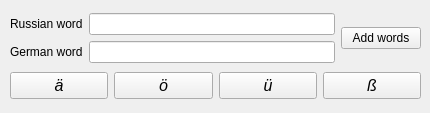
Old version of the form addwordswindow.ui in the repository lelika1/disturber.
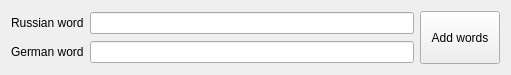
New version of the form. Custom widgets are drawn as their Qt base class.

Commit message: Used SuperEdit for fields with german words. Minor UI tweaks.

The edit to the form file:
```diff
--- a/addwordswindow.ui
+++ b/addwordswindow.ui
@@ -9,8 +9,8 @@
    <rect>
     <x>0</x>
     <y>0</y>
-    <width>430</width>
-    <height>113</height>
+    <width>511</width>
+    <height>75</height>
    </rect>
   </property>
   <property name="sizePolicy">
@@ -19,22 +19,25 @@
     <verstretch>0</verstretch>
    </sizepolicy>
   </property>
+  <property name="minimumSize">
+   <size>
+    <width>0</width>
+    <height>75</height>
+   </size>
+  </property>
+  <property name="maximumSize">
+   <size>
+    <width>16777215</width>
+    <height>75</height>
+   </size>
+  </property>
   <property name="windowTitle">
    <string>Enter new words</string>
   </property>
-  <widget class="QWidget" name="layoutWidget">
-   <property name="geometry">
-    <rect>
-     <x>10</x>
-     <y>10</y>
-     <width>411</width>
-     <height>93</height>
-    </rect>
-   </property>
-   <layout class="QVBoxLayout" name="verticalLayout">
-    <item>
      <layout class="QHBoxLayout" name="horizontalLayout_2">
       <item>
+    <layout class="QHBoxLayout" name="horizontalLayout">
+     <item>
        <layout class="QGridLayout" name="gridLayout">
         <item row="0" column="0">
          <widget class="QLabel" name="label">
@@ -60,6 +63,18 @@
       </item>
       <item>
        <widget class="QPushButton" name="addButton">
+       <property name="sizePolicy">
+        <sizepolicy hsizetype="Minimum" vsizetype="Expanding">
+         <horstretch>0</horstretch>
+         <verstretch>0</verstretch>
+        </sizepolicy>
+       </property>
+       <property name="minimumSize">
+        <size>
+         <width>0</width>
+         <height>20</height>
+        </size>
+       </property>
         <property name="text">
          <string>Add words</string>
         </property>
@@ -67,65 +82,15 @@
       </item>
      </layout>
     </item>
-    <item>
-     <layout class="QHBoxLayout" name="horizontalLayout">
-      <item>
-       <widget class="QPushButton" name="printAeButton">
-        <property name="font">
-         <font>
-          <pointsize>12</pointsize>
-          <italic>true</italic>
-         </font>
-        </property>
-        <property name="text">
-         <string>ä</string>
-        </property>
-       </widget>
-      </item>
-      <item>
-       <widget class="QPushButton" name="printOeButton">
-        <property name="font">
-         <font>
-          <pointsize>12</pointsize>
-          <italic>true</italic>
-         </font>
-        </property>
-        <property name="text">
-         <string>ö</string>
-        </property>
-       </widget>
-      </item>
-      <item>
-       <widget class="QPushButton" name="printUeButton">
-        <property name="font">
-         <font>
-          <pointsize>12</pointsize>
-          <italic>true</italic>
-         </font>
-        </property>
-        <property name="text">
-         <string>ü</string>
-        </property>
-       </widget>
-      </item>
-      <item>
-       <widget class="QPushButton" name="printSsButton">
-        <property name="font">
-         <font>
-          <pointsize>12</pointsize>
-          <italic>true</italic>
-         </font>
-        </property>
-        <property name="text">
-         <string>ß</string>
-        </property>
-       </widget>
-      </item>
-     </layout>
-    </item>
-   </layout>
-  </widget>
- </widget>
+  </layout>
+ </widget>
+ <customwidgets>
+  <customwidget>
+   <class>SuperEdit</class>
+   <extends>QLineEdit</extends>
+   <header>superedit.h</header>
+  </customwidget>
+ </customwidgets>
  <resources/>
  <connections/>
 </ui>
```
Left out of the diff: 2 changed lines with no effect on the pictures. Lines whose indentation alone changed are shown as unchanged. The commit also changes 10 other files.
